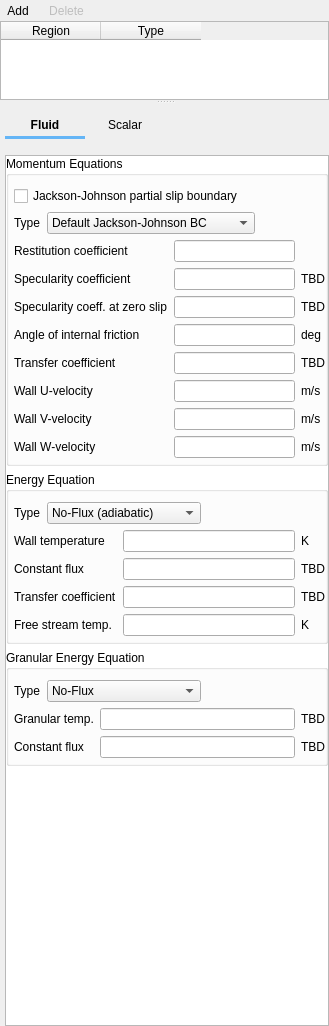
The window that gui/uifiles/boundary_conditions.ui (truongd8593/mfix) describes before a commit, drawn with Qt 5.
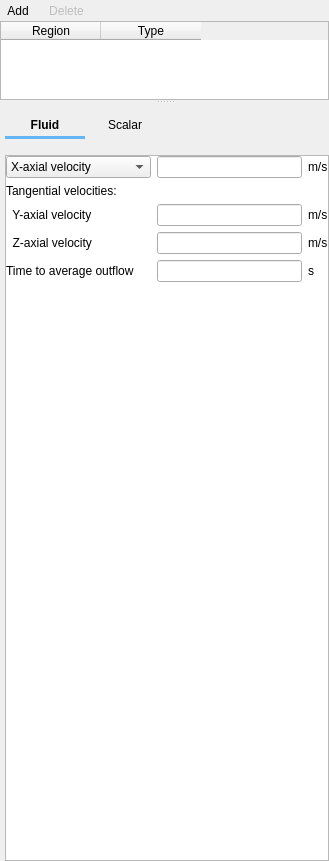
The same window after the commit. The open tabs and pages were chosen to show the change. Custom widgets are drawn as their Qt base class.

Commit message: BCs/Solids/MO

The edit to the form file:
```diff
--- a/gui/uifiles/boundary_conditions.ui
+++ b/gui/uifiles/boundary_conditions.ui
@@ -7,13 +7,13 @@
     <x>0</x>
     <y>0</y>
     <width>329</width>
-    <height>1026</height>
+    <height>861</height>
    </rect>
   </property>
   <property name="windowTitle">
    <string>Boundary Conditions</string>
   </property>
-  <layout class="QVBoxLayout" name="verticalLayout">
+  <layout class="QVBoxLayout" name="verticalLayout_1">
    <property name="spacing">
     <number>0</number>
    </property>
@@ -186,7 +186,7 @@
         <verstretch>0</verstretch>
        </sizepolicy>
       </property>
-      <layout class="QGridLayout" name="gridLayout_10">
+      <layout class="QGridLayout" name="gridLayout_2">
        <property name="leftMargin">
         <number>5</number>
        </property>
@@ -328,10 +328,10 @@
             <x>0</x>
             <y>0</y>
             <width>320</width>
-            <height>858</height>
+            <height>693</height>
            </rect>
           </property>
-          <layout class="QGridLayout" name="gridLayout_2">
+          <layout class="QGridLayout" name="gridLayout_3">
            <property name="leftMargin">
             <number>0</number>
            </property>
@@ -360,7 +360,7 @@
                <number>3</number>
               </property>
               <widget class="QWidget" name="page_fluid_wall">
-               <layout class="QVBoxLayout" name="verticalLayout_1">
+               <layout class="QVBoxLayout" name="verticalLayout_2">
                 <property name="leftMargin">
                  <number>0</number>
                 </property>
@@ -387,7 +387,7 @@
                   <property name="flat">
                    <bool>true</bool>
                   </property>
-                  <layout class="QGridLayout" name="gridLayout_3">
+                  <layout class="QGridLayout" name="gridLayout_4">
                    <property name="leftMargin">
                     <number>5</number>
                    </property>
@@ -509,7 +509,7 @@
                   <property name="flat">
                    <bool>true</bool>
                   </property>
-                  <layout class="QGridLayout" name="gridLayout_6">
+                  <layout class="QGridLayout" name="gridLayout_5">
                    <property name="leftMargin">
                     <number>5</number>
                    </property>
@@ -714,7 +714,7 @@
                     <number>6</number>
                    </property>
                    <item row="0" column="0" colspan="3">
-                    <layout class="QHBoxLayout" name="horizontalLayout_3">
+                    <layout class="QHBoxLayout" name="horizontalLayout_4">
                      <item>
                       <widget class="QLabel" name="label">
                        <property name="font">
@@ -834,7 +834,7 @@
                  </widget>
                 </item>
                 <item>
-                 <spacer name="verticalSpacer_2">
+                 <spacer name="verticalSpacer_1">
                   <property name="orientation">
                    <enum>Qt::Vertical</enum>
                   </property>
@@ -849,7 +849,7 @@
                </layout>
               </widget>
               <widget class="QWidget" name="page_fluid_inflow">
-               <layout class="QVBoxLayout" name="verticalLayout_2">
+               <layout class="QVBoxLayout" name="verticalLayout_3">
                 <property name="leftMargin">
                  <number>0</number>
                 </property>
@@ -1006,7 +1006,7 @@
                         <verstretch>0</verstretch>
                        </sizepolicy>
                       </property>
-                      <layout class="QGridLayout" name="gridLayout_15">
+                      <layout class="QGridLayout" name="gridLayout_8">
                        <property name="leftMargin">
                         <number>0</number>
                        </property>
@@ -1118,7 +1118,7 @@
                   <property name="flat">
                    <bool>true</bool>
                   </property>
-                  <layout class="QGridLayout" name="gridLayout_17">
+                  <layout class="QGridLayout" name="gridLayout_10">
                    <property name="leftMargin">
                     <number>0</number>
                    </property>
@@ -1222,7 +1222,7 @@
                  </widget>
                 </item>
                 <item>
-                 <spacer name="verticalSpacer_4">
+                 <spacer name="verticalSpacer_2">
                   <property name="orientation">
                    <enum>Qt::Vertical</enum>
                   </property>
@@ -1515,7 +1515,7 @@
                         <verstretch>0</verstretch>
                        </sizepolicy>
                       </property>
-                      <layout class="QGridLayout" name="gridLayout_27">
+                      <layout class="QGridLayout" name="gridLayout_15">
                        <property name="leftMargin">
                         <number>0</number>
                        </property>
@@ -1562,7 +1562,7 @@
                       </layout>
                      </widget>
                      <widget class="QWidget" name="subpage_fluid_outflow_CG_MO">
-                      <layout class="QGridLayout" name="gridLayout_26">
+                      <layout class="QGridLayout" name="gridLayout_16">
                        <property name="leftMargin">
                         <number>0</number>
                        </property>
@@ -1638,7 +1638,7 @@
                <number>0</number>
               </property>
               <widget class="QWidget" name="page_solids_wall">
-               <layout class="QVBoxLayout" name="verticalLayout_3">
+               <layout class="QVBoxLayout" name="verticalLayout_6">
                 <property name="leftMargin">
                  <number>0</number>
                 </property>
@@ -1656,7 +1656,7 @@
                   <property name="title">
                    <string>Momentum Equations</string>
                   </property>
-                  <layout class="QGridLayout" name="gridLayout_4">
+                  <layout class="QGridLayout" name="gridLayout_18">
                    <property name="leftMargin">
                     <number>5</number>
                    </property>
@@ -1856,7 +1856,7 @@
                   <property name="title">
                    <string>Energy Equation</string>
                   </property>
-                  <layout class="QGridLayout" name="gridLayout_5">
+                  <layout class="QGridLayout" name="gridLayout_19">
                    <property name="leftMargin">
                     <number>5</number>
                    </property>
@@ -1870,7 +1870,7 @@
                     <number>5</number>
                    </property>
                    <item row="0" column="0" colspan="2">
-                    <layout class="QHBoxLayout" name="horizontalLayout_4">
+                    <layout class="QHBoxLayout" name="horizontalLayout_6">
                      <item>
                       <widget class="QLabel" name="label_solids_energy_eq_type">
                        <property name="text">
@@ -1993,7 +1993,7 @@
                   <property name="title">
                    <string>Granular Energy Equation</string>
                   </property>
-                  <layout class="QGridLayout" name="gridLayout_8">
+                  <layout class="QGridLayout" name="gridLayout_20">
                    <property name="leftMargin">
                     <number>5</number>
                    </property>
@@ -2007,7 +2007,7 @@
                     <number>5</number>
                    </property>
                    <item row="0" column="0" colspan="2">
-                    <layout class="QHBoxLayout" name="horizontalLayout_6">
+                    <layout class="QHBoxLayout" name="horizontalLayout_7">
                      <item>
                       <widget class="QLabel" name="label_solids_granular_energy_eq_type">
                        <property name="text">
@@ -2087,7 +2087,7 @@
                  </widget>
                 </item>
                 <item>
-                 <spacer name="verticalSpacer_3">
+                 <spacer name="verticalSpacer_5">
                   <property name="orientation">
                    <enum>Qt::Vertical</enum>
                   </property>
@@ -2490,6 +2490,222 @@
                 </item>
                </layout>
               </widget>
+              <widget class="QWidget" name="page_solids_mo">
+               <layout class="QVBoxLayout" name="verticalLayout_9">
+                <property name="leftMargin">
+                 <number>0</number>
+                </property>
+                <property name="topMargin">
+                 <number>0</number>
+                </property>
+                <property name="rightMargin">
+                 <number>0</number>
+                </property>
+                <property name="bottomMargin">
+                 <number>0</number>
+                </property>
+                <item>
+                 <widget class="QFrame" name="frame_solids_outflow">
+                  <property name="frameShape">
+                   <enum>QFrame::NoFrame</enum>
+                  </property>
+                  <property name="frameShadow">
+                   <enum>QFrame::Plain</enum>
+                  </property>
+                  <layout class="QGridLayout" name="gridLayout_26">
+                   <property name="leftMargin">
+                    <number>0</number>
+                   </property>
+                   <property name="topMargin">
+                    <number>0</number>
+                   </property>
+                   <property name="rightMargin">
+                    <number>0</number>
+                   </property>
+                   <property name="bottomMargin">
+                    <number>0</number>
+                   </property>
+                   <item row="3" column="0">
+                    <widget class="QLabel" name="label_solids_tangential_velocity_2_4">
+                     <property name="text">
+                      <string>  Z-axial velocity</string>
+                     </property>
+                    </widget>
+                   </item>
+                   <item row="0" column="1">
+                    <widget class="LineEdit" name="lineedit_solids_outflow"/>
+                   </item>
+                   <item row="0" column="2">
+                    <widget class="QLabel" name="label_solids_outflow_units">
+                     <property name="text">
+                      <string>m/s</string>
+                     </property>
+                    </widget>
+                   </item>
+                   <item row="1" column="0">
+                    <widget class="QLabel" name="label_solids_tangential_velocities_4">
+                     <property name="font">
+                      <font>
+                       <weight>50</weight>
+                       <bold>false</bold>
+                      </font>
+                     </property>
+                     <property name="text">
+                      <string>Tangential velocities:</string>
+                     </property>
+                    </widget>
+                   </item>
+                   <item row="2" column="0">
+                    <widget class="QLabel" name="label_solids_tangential_velocity_1_4">
+                     <property name="text">
+                      <string>  Y-axial velocity</string>
+                     </property>
+                    </widget>
+                   </item>
+                   <item row="2" column="1">
+                    <widget class="LineEdit" name="lineedit_solids_tangential_velocity_1_4"/>
+                   </item>
+                   <item row="3" column="1">
+                    <widget class="LineEdit" name="lineedit_solids_tangential_velocity_2_4"/>
+                   </item>
+                   <item row="2" column="2">
+                    <widget class="QLabel" name="label_solids_tangential_velocity_1_4_units">
+                     <property name="text">
+                      <string>m/s</string>
+                     </property>
+                    </widget>
+                   </item>
+                   <item row="3" column="2">
+                    <widget class="QLabel" name="label_solids_tangential_velocity_2_4_units">
+                     <property name="text">
+                      <string>m/s</string>
+                     </property>
+                    </widget>
+                   </item>
+                   <item row="4" column="1">
+                    <widget class="LineEdit" name="lineedit_bc_dt_0_4"/>
+                   </item>
+                   <item row="0" column="0">
+                    <widget class="QStackedWidget" name="stackedwidget_solids_outflow">
+                     <property name="sizePolicy">
+                      <sizepolicy hsizetype="Preferred" vsizetype="Maximum">
+                       <horstretch>0</horstretch>
+                       <verstretch>0</verstretch>
+                      </sizepolicy>
+                     </property>
+                     <property name="currentIndex">
+                      <number>0</number>
+                     </property>
+                     <widget class="QWidget" name="subpage_solids_outflow_MO">
+                      <property name="sizePolicy">
+                       <sizepolicy hsizetype="Preferred" vsizetype="Minimum">
+                        <horstretch>0</horstretch>
+                        <verstretch>0</verstretch>
+                       </sizepolicy>
+                      </property>
+                      <layout class="QGridLayout" name="gridLayout_27">
+                       <property name="leftMargin">
+                        <number>0</number>
+                       </property>
+                       <property name="topMargin">
+                        <number>0</number>
+                       </property>
+                       <property name="rightMargin">
+                        <number>0</number>
+                       </property>
+                       <property name="bottomMargin">
+                        <number>0</number>
+                       </property>
+                       <item row="0" column="0">
+                        <widget class="ComboBox" name="combobox_solids_outflow_type">
+                         <property name="sizePolicy">
+                          <sizepolicy hsizetype="Preferred" vsizetype="Minimum">
+                           <horstretch>0</horstretch>
+                           <verstretch>0</verstretch>
+                          </sizepolicy>
+                         </property>
+                         <property name="font">
+                          <font>
+                           <weight>50</weight>
+                           <bold>false</bold>
+                          </font>
+                         </property>
+                         <item>
+                          <property name="text">
+                           <string>X-axial velocity</string>
+                          </property>
+                         </item>
+                         <item>
+                          <property name="text">
+                           <string>Volumetric flowrate</string>
+                          </property>
+                         </item>
+                         <item>
+                          <property name="text">
+                           <string>Mass flowrate</string>
+                          </property>
+                         </item>
+                        </widget>
+                       </item>
+                      </layout>
+                     </widget>
+                     <widget class="QWidget" name="subpage_solids_outflow_CG_MO">
+                      <layout class="QGridLayout" name="gridLayout_28">
+                       <property name="leftMargin">
+                        <number>0</number>
+                       </property>
+                       <property name="topMargin">
+                        <number>0</number>
+                       </property>
+                       <property name="rightMargin">
+                        <number>0</number>
+                       </property>
+                       <property name="bottomMargin">
+                        <number>0</number>
+                       </property>
+                       <item row="0" column="0">
+                        <widget class="QLabel" name="label_bc_u_s_4">
+                         <property name="text">
+                          <string>X-axial velocity</string>
+                         </property>
+                        </widget>
+                       </item>
+                      </layout>
+                     </widget>
+                    </widget>
+                   </item>
+                   <item row="4" column="0">
+                    <widget class="QLabel" name="label_bc_dt_0_4">
+                     <property name="text">
+                      <string>Time to average outflow</string>
+                     </property>
+                    </widget>
+                   </item>
+                   <item row="4" column="2">
+                    <widget class="QLabel" name="label_bc_dt_0_4_units">
+                     <property name="text">
+                      <string>s</string>
+                     </property>
+                    </widget>
+                   </item>
+                  </layout>
+                 </widget>
+                </item>
+                <item>
+                 <spacer name="verticalSpacer_8">
+                  <property name="orientation">
+                   <enum>Qt::Vertical</enum>
+                  </property>
+                  <property name="sizeHint" stdset="0">
+                   <size>
+                    <width>20</width>
+                    <height>40</height>
+                   </size>
+                  </property>
+                 </spacer>
+                </item>
+               </layout>
+              </widget>
              </widget>
              <widget class="QWidget" name="page_dummy_solids_R">
               <layout class="QGridLayout" name="gridLayout_11">
@@ -2537,7 +2753,7 @@
             </widget>
            </item>
            <item row="2" column="0">
-            <spacer name="verticalSpacer">
+            <spacer name="verticalSpacer_9">
              <property name="orientation">
               <enum>Qt::Vertical</enum>
              </property>
```
Left out of the diff: 56 changed lines with no effect on the pictures. The commit also changes 1 other file.
